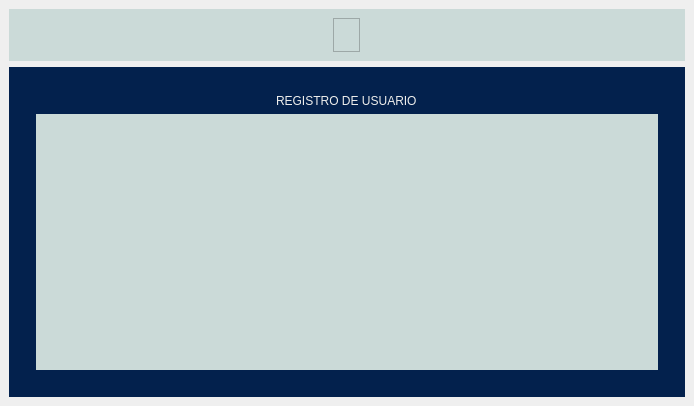
Above: interface.ui from CodigoEymer/Interfaz before the change. Below: the same form after it.
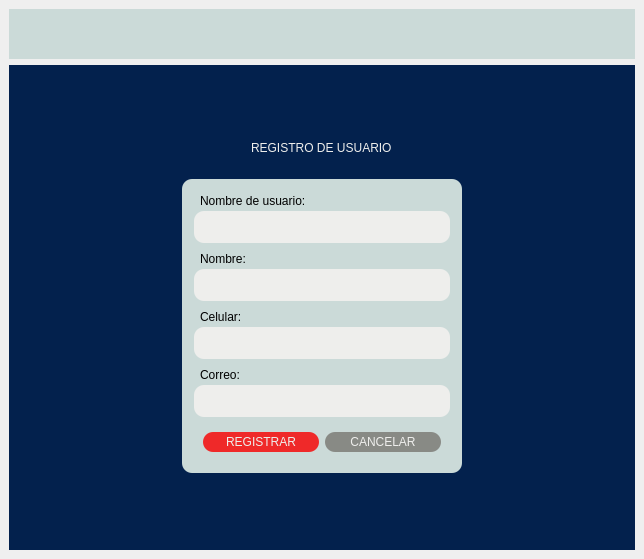
That is the form after the change. The open tabs and pages were chosen to show the change. Icons and pictures are not drawn.

```diff
--- a/interface.ui
+++ b/interface.ui
@@ -6,8 +6,8 @@
    <rect>
     <x>0</x>
     <y>0</y>
-    <width>694</width>
-    <height>406</height>
+    <width>644</width>
+    <height>559</height>
    </rect>
   </property>
   <property name="sizePolicy">
@@ -22,22 +22,17 @@
   <property name="styleSheet">
    <string notr="true">*{
 	color: rgb(238, 238, 236);
-}
-#mainSubWindow{
-	
-	background-color: rgb(203, 218, 216);
+	border:none;
 }
 #mainBodySubContainer{
 	background-color: rgb(3, 33, 77);
 }
-#homePage{
-	background-color: rgb(136, 138, 133);
-}
 QPushButton{
 	padding: 3px 3px;
 	border-radius: 10px;
 }
 
+
 </string>
   </property>
   <widget class="QWidget" name="centralwidget">
@@ -339,31 +334,18 @@
                      </widget>
                     </item>
                     <item>
-                     <widget class="QLabel" name="label_5">
+                        <widget class="QLabel" name="PSI">
                       <property name="maximumSize">
                        <size>
-                        <width>79</width>
-                        <height>35</height>
+                           <width>48</width>
+                           <height>20</height>
                        </size>
                       </property>
                       <property name="text">
                        <string/>
                       </property>
                       <property name="pixmap">
-                       <pixmap resource="resources.qrc">:/icons/icons/PSI.jpeg</pixmap>
-                      </property>
-                      <property name="scaledContents">
-                       <bool>true</bool>
-                      </property>
-                     </widget>
-                    </item>
-                    <item>
-                     <widget class="QLabel" name="label_4">
-                      <property name="text">
-                       <string/>
-                      </property>
-                      <property name="pixmap">
-                       <pixmap resource="resources.qrc">:/icons/icons/MasterDrones.svg</pixmap>
+                          <pixmap resource="resources.qrc">:/icons/icons/PSI.svg</pixmap>
                       </property>
                       <property name="scaledContents">
                        <bool>true</bool>
@@ -669,6 +651,10 @@
           <layout class="QVBoxLayout" name="verticalLayout_7">
            <item>
             <widget class="QStackedWidget" name="stackedWidget_3">
+             <property name="styleSheet">
+              <string notr="true">
+</string>
+             </property>
              <property name="currentIndex">
               <number>1</number>
              </property>
@@ -710,16 +696,37 @@
              </widget>
              <widget class="QWidget" name="signUpPage">
               <layout class="QVBoxLayout" name="verticalLayout_9">
-               <item>
+               <item alignment="Qt::AlignHCenter|Qt::AlignVCenter">
                 <widget class="QWidget" name="widget_4" native="true">
                  <layout class="QVBoxLayout" name="verticalLayout_14">
                   <item alignment="Qt::AlignHCenter|Qt::AlignTop">
+                   <widget class="QFrame" name="frame_6">
+                    <property name="frameShape">
+                     <enum>QFrame::StyledPanel</enum>
+                    </property>
+                    <property name="frameShadow">
+                     <enum>QFrame::Raised</enum>
+                    </property>
+                    <layout class="QHBoxLayout" name="horizontalLayout_14">
+                     <item>
                    <widget class="QLabel" name="label_2">
                     <property name="text">
                      <string>REGISTRO DE USUARIO</string>
                     </property>
                    </widget>
                   </item>
+                    </layout>
+                   </widget>
+                  </item>
+                  <item alignment="Qt::AlignHCenter|Qt::AlignBottom">
+                   <widget class="QFrame" name="frame_5">
+                    <property name="frameShape">
+                     <enum>QFrame::StyledPanel</enum>
+                    </property>
+                    <property name="frameShadow">
+                     <enum>QFrame::Raised</enum>
+                    </property>
+                    <layout class="QVBoxLayout" name="verticalLayout_18">
                   <item>
                    <widget class="QWidget" name="widget_23" native="true">
                     <property name="sizePolicy">
@@ -728,9 +735,264 @@
                       <verstretch>0</verstretch>
                      </sizepolicy>
                     </property>
+                       <property name="maximumSize">
+                        <size>
+                         <width>500</width>
+                         <height>1000</height>
+                        </size>
+                       </property>
                     <property name="styleSheet">
-                     <string notr="true">background-color: rgb(203, 218, 216);</string>
-                    </property>
+                        <string notr="true">background-color: rgb(203, 218, 216);
+padding: 3px 3px;
+border-radius: 10px;</string>
+                       </property>
+                       <layout class="QVBoxLayout" name="verticalLayout_24">
+                        <property name="spacing">
+                         <number>0</number>
+                        </property>
+                        <property name="leftMargin">
+                         <number>9</number>
+                        </property>
+                        <item>
+                         <widget class="QFrame" name="emailFrame">
+                          <property name="frameShape">
+                           <enum>QFrame::StyledPanel</enum>
+                          </property>
+                          <property name="frameShadow">
+                           <enum>QFrame::Raised</enum>
+                          </property>
+                          <layout class="QVBoxLayout" name="verticalLayout_21">
+                           <property name="spacing">
+                            <number>0</number>
+                           </property>
+                           <property name="leftMargin">
+                            <number>0</number>
+                           </property>
+                           <property name="topMargin">
+                            <number>0</number>
+                           </property>
+                           <property name="rightMargin">
+                            <number>0</number>
+                           </property>
+                           <property name="bottomMargin">
+                            <number>0</number>
+                           </property>
+                           <item>
+                            <widget class="QLabel" name="label_5">
+                             <property name="styleSheet">
+                              <string notr="true">color: rgb(0, 0, 0);</string>
+                             </property>
+                             <property name="text">
+                              <string>Nombre de usuario:</string>
+                             </property>
+                            </widget>
+                           </item>
+                           <item>
+                            <widget class="QTextEdit" name="textEdit_3">
+                             <property name="maximumSize">
+                              <size>
+                               <width>16777215</width>
+                               <height>32</height>
+                              </size>
+                             </property>
+                             <property name="styleSheet">
+                              <string notr="true">color: rgb(0, 0, 0);
+background-color: rgb(238, 238, 236);</string>
+                             </property>
+                            </widget>
+                           </item>
+                          </layout>
+                         </widget>
+                        </item>
+                        <item>
+                         <widget class="QFrame" name="nameFrame">
+                          <property name="frameShape">
+                           <enum>QFrame::StyledPanel</enum>
+                          </property>
+                          <property name="frameShadow">
+                           <enum>QFrame::Raised</enum>
+                          </property>
+                          <layout class="QVBoxLayout" name="verticalLayout_23">
+                           <property name="spacing">
+                            <number>0</number>
+                           </property>
+                           <property name="leftMargin">
+                            <number>0</number>
+                           </property>
+                           <property name="topMargin">
+                            <number>0</number>
+                           </property>
+                           <property name="rightMargin">
+                            <number>0</number>
+                           </property>
+                           <property name="bottomMargin">
+                            <number>0</number>
+                           </property>
+                           <item>
+                            <widget class="QLabel" name="label_9">
+                             <property name="styleSheet">
+                              <string notr="true">color: rgb(0, 0, 0);</string>
+                             </property>
+                             <property name="text">
+                              <string>Nombre:</string>
+                             </property>
+                            </widget>
+                           </item>
+                           <item>
+                            <widget class="QTextEdit" name="textEdit_5">
+                             <property name="maximumSize">
+                              <size>
+                               <width>16777215</width>
+                               <height>32</height>
+                              </size>
+                             </property>
+                             <property name="styleSheet">
+                              <string notr="true">color: rgb(0, 0, 0);
+background-color: rgb(238, 238, 236);</string>
+                             </property>
+                            </widget>
+                           </item>
+                          </layout>
+                         </widget>
+                        </item>
+                        <item>
+                         <widget class="QFrame" name="phoneNumberFrame">
+                          <property name="frameShape">
+                           <enum>QFrame::StyledPanel</enum>
+                          </property>
+                          <property name="frameShadow">
+                           <enum>QFrame::Raised</enum>
+                          </property>
+                          <layout class="QVBoxLayout" name="verticalLayout_22">
+                           <property name="spacing">
+                            <number>0</number>
+                           </property>
+                           <property name="leftMargin">
+                            <number>0</number>
+                           </property>
+                           <property name="topMargin">
+                            <number>0</number>
+                           </property>
+                           <property name="rightMargin">
+                            <number>0</number>
+                           </property>
+                           <property name="bottomMargin">
+                            <number>0</number>
+                           </property>
+                           <item>
+                            <widget class="QLabel" name="phoneNumberLabel">
+                             <property name="styleSheet">
+                              <string notr="true">color: rgb(0, 0, 0);</string>
+                             </property>
+                             <property name="text">
+                              <string>Celular:</string>
+                             </property>
+                            </widget>
+                           </item>
+                           <item>
+                            <widget class="QTextEdit" name="textEdit_4">
+                             <property name="maximumSize">
+                              <size>
+                               <width>16777215</width>
+                               <height>32</height>
+                              </size>
+                             </property>
+                             <property name="styleSheet">
+                              <string notr="true">color: rgb(0, 0, 0);
+background-color: rgb(238, 238, 236);</string>
+                             </property>
+                            </widget>
+                           </item>
+                          </layout>
+                         </widget>
+                        </item>
+                        <item>
+                         <widget class="QFrame" name="emailFrame_2">
+                          <property name="frameShape">
+                           <enum>QFrame::StyledPanel</enum>
+                          </property>
+                          <property name="frameShadow">
+                           <enum>QFrame::Raised</enum>
+                          </property>
+                          <layout class="QVBoxLayout" name="verticalLayout_17">
+                           <property name="spacing">
+                            <number>0</number>
+                           </property>
+                           <property name="leftMargin">
+                            <number>0</number>
+                           </property>
+                           <property name="topMargin">
+                            <number>0</number>
+                           </property>
+                           <property name="rightMargin">
+                            <number>0</number>
+                           </property>
+                           <property name="bottomMargin">
+                            <number>0</number>
+                           </property>
+                           <item>
+                            <widget class="QLabel" name="emailLabel">
+                             <property name="styleSheet">
+                              <string notr="true">color: rgb(0, 0, 0);</string>
+                             </property>
+                             <property name="text">
+                              <string>Correo:</string>
+                             </property>
+                            </widget>
+                           </item>
+                           <item>
+                            <widget class="QTextEdit" name="textEdit">
+                             <property name="maximumSize">
+                              <size>
+                               <width>16777215</width>
+                               <height>32</height>
+                              </size>
+                             </property>
+                             <property name="styleSheet">
+                              <string notr="true">color: rgb(0, 0, 0);
+background-color: rgb(238, 238, 236);</string>
+                             </property>
+                            </widget>
+                           </item>
+                          </layout>
+                         </widget>
+                        </item>
+                        <item>
+                         <widget class="QFrame" name="frame_4">
+                          <property name="frameShape">
+                           <enum>QFrame::StyledPanel</enum>
+                          </property>
+                          <property name="frameShadow">
+                           <enum>QFrame::Raised</enum>
+                          </property>
+                          <layout class="QHBoxLayout" name="horizontalLayout_13">
+                           <item>
+                            <widget class="QPushButton" name="pushButton">
+                             <property name="styleSheet">
+                              <string notr="true">background-color: rgb(239, 41, 41);</string>
+                             </property>
+                             <property name="text">
+                              <string>REGISTRAR</string>
+                             </property>
+                            </widget>
+                           </item>
+                           <item>
+                            <widget class="QPushButton" name="pushButton_2">
+                             <property name="styleSheet">
+                              <string notr="true">background-color: rgb(136, 138, 133);</string>
+                             </property>
+                             <property name="text">
+                              <string>CANCELAR</string>
+                             </property>
+                            </widget>
+                           </item>
+                          </layout>
+                         </widget>
+                        </item>
+                       </layout>
+                      </widget>
+                     </item>
+                    </layout>
                    </widget>
                   </item>
                  </layout>
```
Left out of the diff: 237 changed lines with no effect on the pictures. Lines whose indentation alone changed are shown as unchanged.
